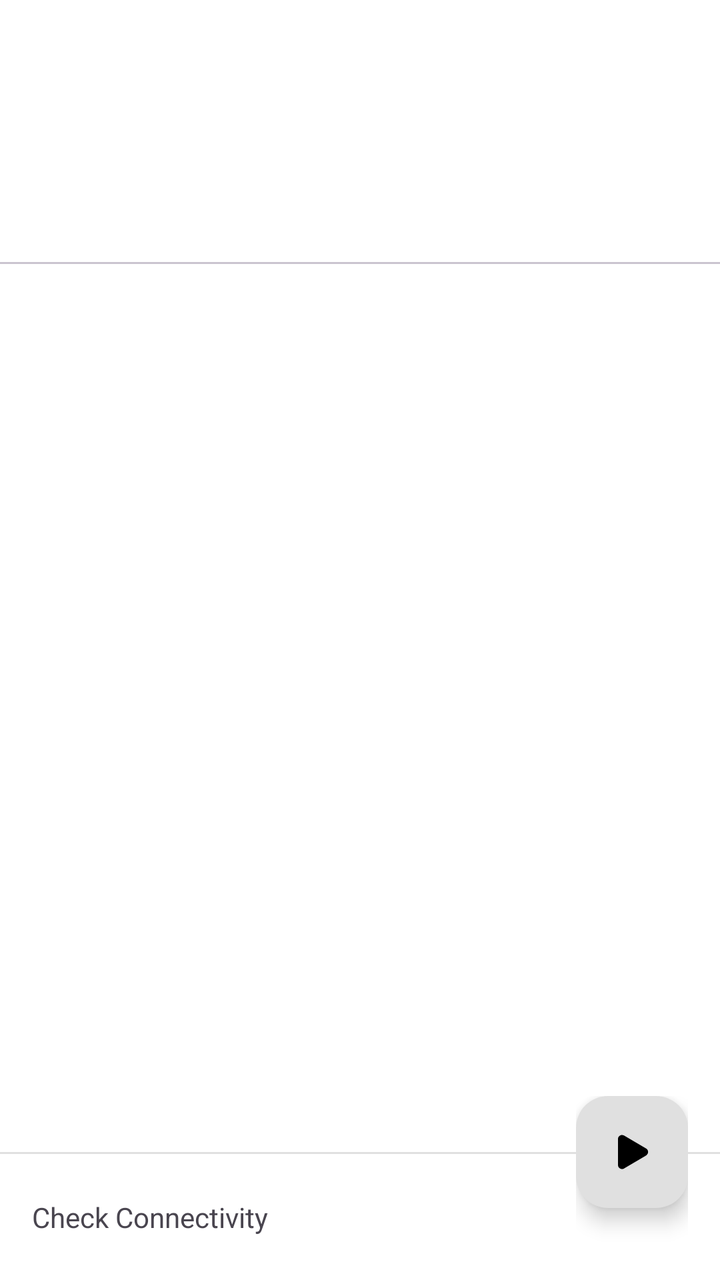
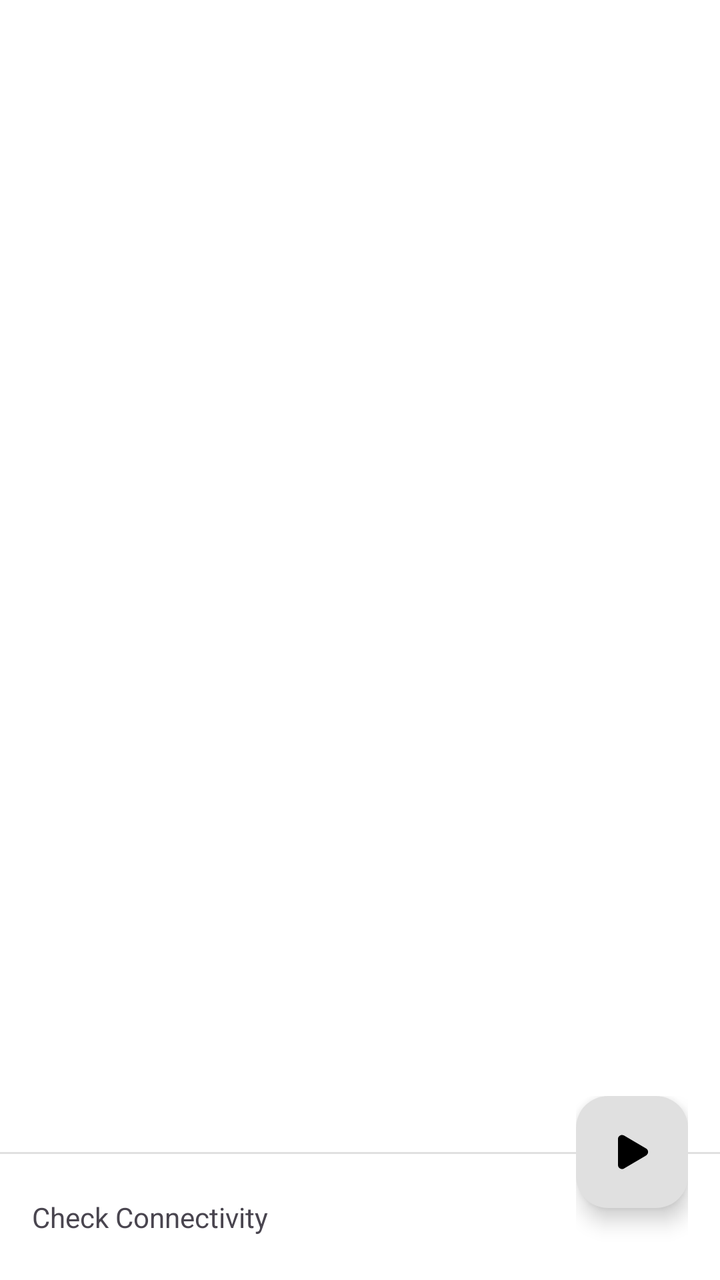

Screens rendered from an Android XML layout before and after an edit, with the pre-edit source and the edit as a unified diff.
<!-- AndroidManifest.xml: activity theme AppThemeDayNight.NoActionBar -->
<!-- res/layout/activity_main.xml -->
<?xml version="1.0" encoding="utf-8"?>
<androidx.drawerlayout.widget.DrawerLayout xmlns:android="http://schemas.android.com/apk/res/android"
    xmlns:app="http://schemas.android.com/apk/res-auto"
    android:id="@+id/drawer_layout"
    android:layout_width="match_parent"
    android:layout_height="match_parent">

    <LinearLayout
        android:layout_width="match_parent"
        android:layout_height="match_parent"
        android:fitsSystemWindows="true"
        android:orientation="vertical">

        <com.google.android.material.appbar.AppBarLayout
            android:layout_width="match_parent"
            android:layout_height="wrap_content">

            <androidx.appcompat.widget.Toolbar
                android:id="@+id/toolbar"
                android:layout_width="match_parent"
                android:layout_height="?attr/actionBarSize" />

        </com.google.android.material.appbar.AppBarLayout>

        <RelativeLayout
            android:layout_width="match_parent"
            android:layout_height="match_parent">

            <androidx.coordinatorlayout.widget.CoordinatorLayout
                android:id="@+id/main_content"
                android:layout_width="match_parent"
                android:layout_height="match_parent">

                <LinearLayout
                    android:layout_width="match_parent"
                    android:layout_height="match_parent"
                    android:orientation="vertical">

                    <com.google.android.material.progressindicator.LinearProgressIndicator
                        android:id="@+id/pb_waiting"
                        android:layout_width="match_parent"
                        android:layout_height="wrap_content"
                        android:indeterminate="true"
                        android:visibility="invisible"
                        app:indicatorColor="@color/color_fab_active" />

                    <com.google.android.material.tabs.TabLayout
                        android:id="@+id/tab_group"
                        android:layout_width="match_parent"
                        android:layout_height="wrap_content"
                        android:padding="@dimen/padding_spacing_dp8"
                        app:tabIndicatorFullWidth="false"
                        app:tabMode="scrollable"
                        app:tabTextAppearance="@style/TabLayoutTextStyle" />

                    <androidx.recyclerview.widget.RecyclerView
                        android:id="@+id/recycler_view"
                        android:layout_width="match_parent"
                        android:layout_height="0dp"
                        android:layout_weight="1"
                        android:nextFocusRight="@+id/fab"
                        android:scrollbars="vertical" />

                    <LinearLayout
                        android:id="@+id/layout_test"
                        android:layout_width="match_parent"
                        android:layout_height="@dimen/view_height_dp64"
                        android:clickable="true"
                        android:focusable="true"
                        android:nextFocusLeft="@+id/recycler_view"
                        android:nextFocusRight="@+id/fab"
                        android:orientation="vertical">

                        <View
                            android:layout_width="wrap_content"
                            android:layout_height="1dp"
                            android:background="@color/divider_color_light" />

                        <TextView
                            android:id="@+id/tv_test_state"
                            android:layout_width="wrap_content"
                            android:layout_height="match_parent"
                            android:gravity="start|center"
                            android:maxLines="2"
                            android:minLines="1"
                            android:paddingStart="@dimen/padding_spacing_dp16"
                            android:text="@string/connection_test_pending"
                            android:textAppearance="@style/TextAppearance.AppCompat.Small" />

                    </LinearLayout>
                </LinearLayout>

                <FrameLayout
                    android:layout_width="wrap_content"
                    android:layout_height="wrap_content"
                    android:layout_gravity="bottom|end"
                    android:layout_marginEnd="@dimen/padding_spacing_dp16">

                    <com.google.android.material.floatingactionbutton.FloatingActionButton
                        android:id="@+id/fab"
                        android:layout_width="wrap_content"
                        android:layout_height="wrap_content"
                        android:layout_gravity="bottom|end"
                        android:layout_marginBottom="@dimen/view_height_dp36"
                        android:clickable="true"
                        android:contentDescription="@string/tasker_start_service"
                        android:focusable="true"
                        android:nextFocusLeft="@+id/layout_test"
                        android:src="@drawable/ic_play_24dp"
                        app:layout_anchorGravity="bottom|right|end" />

                </FrameLayout>
            </androidx.coordinatorlayout.widget.CoordinatorLayout>
        </RelativeLayout>
    </LinearLayout>

    <com.google.android.material.navigation.NavigationView
        android:id="@+id/nav_view"
        android:layout_width="wrap_content"
        android:layout_height="match_parent"
        android:layout_gravity="start"
        app:headerLayout="@layout/nav_header"
        app:itemIconTint="@color/colorAccent"
        app:menu="@menu/menu_drawer">

    </com.google.android.material.navigation.NavigationView>

</androidx.drawerlayout.widget.DrawerLayout>
<!-- res/layout/nav_header.xml (included above) -->
<?xml version="1.0" encoding="utf-8"?>
<LinearLayout xmlns:android="http://schemas.android.com/apk/res/android"
    android:layout_width="match_parent"
    android:layout_height="@dimen/view_height_dp160"
    android:background="@drawable/nav_header_bg"
    android:gravity="center"
    android:orientation="vertical"
    android:padding="@dimen/padding_spacing_dp16">

    <TextView
        android:layout_width="match_parent"
        android:layout_height="wrap_content"
        android:layout_gravity="center"
        android:fontFamily="@font/montserrat_thin"
        android:gravity="center"
        android:paddingTop="@dimen/padding_spacing_dp8"
        android:text="@string/app_name"
        android:textAppearance="@style/TextAppearance.AppCompat.Display1" />

    <TextView
        android:id="@+id/tv_user_email"
        android:layout_width="match_parent"
        android:layout_height="wrap_content"
        android:layout_gravity="center"
        android:gravity="center"
        android:paddingTop="@dimen/padding_spacing_dp4"
        android:textAppearance="@style/TextAppearance.AppCompat.Body1"
        android:textColor="@color/md_theme_onSurfaceVariant" />


</LinearLayout>
<!-- resources referenced by this layout -->
<resources>
  <color name="colorAccent">@color/md_theme_secondary</color>
  <color name="color_fab_active">#f97910</color>
  <color name="divider_color_light">#E0E0E0</color>
  <color name="md_theme_onSurfaceVariant">#49454F</color>
  <dimen name="padding_spacing_dp16">16dp</dimen>
  <dimen name="padding_spacing_dp4">4dp</dimen>
  <dimen name="padding_spacing_dp8">8dp</dimen>
  <dimen name="view_height_dp160">160dp</dimen>
  <dimen name="view_height_dp36">36dp</dimen>
  <dimen name="view_height_dp64">64dp</dimen>
  <!-- drawable ic_play_24dp (drawable) -->
  <vector xmlns:android="http://schemas.android.com/apk/res/android"
      android:width="24dp"
      android:height="24dp"
      android:viewportWidth="1024"
      android:viewportHeight="1024">
      <path
          android:fillColor="#FFFFFFFF"
          android:pathData="M213.333333 789.461333V234.538667C213.333333 168.533333 285.013333 127.530667 341.930667 160.981333l471.68 277.461334c56.106667 32.981333 56.106667 114.133333 0 147.114666L341.930667 863.018667C285.056 896.469333 213.333333 855.466667 213.333333 789.461333z" />
  </vector>
  <string name="app_name" translatable="false">KNcloud</string>
  <string name="connection_test_pending">Check Connectivity</string>
  <string name="tasker_start_service">Start Service</string>
  <style name="TabLayoutTextStyle" parent="TextAppearance.Design.Tab">
          <item name="textAllCaps">false</item>
      </style>
  <style name="AppThemeDayNight.NoActionBar" parent="AppThemeDayNight">
          <item name="windowActionBar">false</item>
          <item name="windowNoTitle">true</item>
      </style>
  <color name="md_theme_secondary">#f97910</color>
  <style name="AppThemeDayNight" parent="AppThemeBase">
          
          <item name="android:windowLightStatusBar">true</item>
          <item name="android:windowLightNavigationBar" tools:targetApi="27">true</item>
      </style>
  <color name="md_theme_primary">#000000</color>
  <color name="md_theme_onPrimary">#FFFFFF</color>
  <color name="md_theme_primaryContainer">#E0E0E0</color>
  <color name="md_theme_onPrimaryContainer">#000000</color>
  <color name="md_theme_onSecondary">#FFFFFF</color>
  <color name="md_theme_secondaryContainer">#FFE8D6</color>
  <color name="md_theme_onSecondaryContainer">#2B1700</color>
  <color name="md_theme_tertiary">#009966</color>
  <color name="md_theme_onTertiary">#FFFFFF</color>
  <color name="md_theme_tertiaryContainer">#A0F2D0</color>
  <color name="md_theme_onTertiaryContainer">#00201A</color>
  <color name="md_theme_error">#BA1A1A</color>
  <color name="md_theme_onError">#FFFFFF</color>
  <color name="md_theme_errorContainer">#FFDAD6</color>
  <color name="md_theme_onErrorContainer">#410002</color>
  <color name="md_theme_surface">#FFFFFF</color>
  <color name="md_theme_onSurface">#1C1B1F</color>
  <color name="md_theme_surfaceVariant">#E7E0EC</color>
  <color name="md_theme_inverseSurface">#313033</color>
  <color name="md_theme_inverseOnSurface">#F4EFF4</color>
  <color name="md_theme_background">#FFFFFF</color>
  <color name="md_theme_onBackground">#1C1B1F</color>
  <color name="md_theme_outline">#79747E</color>
  <color name="md_theme_outlineVariant">#CAC4D0</color>
  <color name="md_theme_inversePrimary">#C0C0C0</color>
  <!-- unchanged entries left out for length: 2 -->
</resources>

<!-- the commit's change to res/layout/activity_main.xml (unified diff, before → after) -->
@@ -44,14 +44,69 @@
                         android:visibility="invisible"
                         app:indicatorColor="@color/color_fab_active" />
 
-                    <com.google.android.material.tabs.TabLayout
-                        android:id="@+id/tab_group"
+                    <com.google.android.material.card.MaterialCardView
+                        android:id="@+id/card_sub_info"
                         android:layout_width="match_parent"
                         android:layout_height="wrap_content"
-                        android:padding="@dimen/padding_spacing_dp8"
-                        app:tabIndicatorFullWidth="false"
-                        app:tabMode="scrollable"
-                        app:tabTextAppearance="@style/TabLayoutTextStyle" />
+                        android:layout_marginStart="@dimen/margin_spacing_dp16"
+                        android:layout_marginEnd="@dimen/margin_spacing_dp16"
+                        android:layout_marginTop="@dimen/margin_spacing_dp8"
+                        android:layout_marginBottom="@dimen/margin_spacing_dp8"
+                        android:visibility="gone"
+                        app:cardCornerRadius="12dp"
+                        app:cardElevation="0dp"
+                        app:strokeColor="@color/divider_color_light"
+                        app:strokeWidth="1dp">
+
+                        <LinearLayout
+                            android:layout_width="match_parent"
+                            android:layout_height="wrap_content"
+                            android:orientation="vertical"
+                            android:padding="@dimen/padding_spacing_dp12">
+
+                            <LinearLayout
+                                android:layout_width="match_parent"
+                                android:layout_height="wrap_content"
+                                android:gravity="center_vertical"
+                                android:orientation="horizontal">
+
+                                <TextView
+                                    android:id="@+id/tv_sub_traffic"
+                                    android:layout_width="0dp"
+                                    android:layout_height="wrap_content"
+                                    android:layout_weight="1"
+                                    android:textAppearance="@style/TextAppearance.AppCompat.Subhead"
+                                    android:textColor="@color/md_theme_onSurface"
+                                    android:textStyle="bold" />
+
+                                <TextView
+                                    android:id="@+id/tv_sub_reset"
+                                    android:layout_width="wrap_content"
+                                    android:layout_height="wrap_content"
+                                    android:textAppearance="@style/TextAppearance.AppCompat.Caption"
+                                    android:textColor="@color/color_fab_active" />
+                            </LinearLayout>
+
+                            <com.google.android.material.progressindicator.LinearProgressIndicator
+                                android:id="@+id/pb_sub_traffic"
+                                android:layout_width="match_parent"
+                                android:layout_height="wrap_content"
+                                android:layout_marginTop="@dimen/margin_spacing_dp8"
+                                android:layout_marginBottom="@dimen/margin_spacing_dp4"
+                                app:indicatorColor="@color/color_fab_active"
+                                app:trackColor="@color/divider_color_light"
+                                app:trackCornerRadius="4dp"
+                                app:trackThickness="6dp" />
+
+                            <TextView
+                                android:id="@+id/tv_sub_expire"
+                                android:layout_width="match_parent"
+                                android:layout_height="wrap_content"
+                                android:layout_marginTop="@dimen/margin_spacing_dp4"
+                                android:textAppearance="@style/TextAppearance.AppCompat.Caption"
+                                android:textColor="@color/md_theme_onSurfaceVariant" />
+                        </LinearLayout>
+                    </com.google.android.material.card.MaterialCardView>
 
                     <androidx.recyclerview.widget.RecyclerView
                         android:id="@+id/recycler_view"
@@ -156,5 +211,25 @@
         android:textAppearance="@style/TextAppearance.AppCompat.Body1"
         android:textColor="@color/md_theme_onSurfaceVariant" />
 
+    <TextView
+        android:id="@+id/tv_header_traffic"
+        android:layout_width="match_parent"
+        android:layout_height="wrap_content"
+        android:gravity="center"
+        android:paddingTop="@dimen/padding_spacing_dp4"
+        android:textAppearance="@style/TextAppearance.AppCompat.Caption"
+        android:textColor="@color/color_fab_active"
+        android:visibility="gone" />
+
+    <TextView
+        android:id="@+id/tv_header_expire"
+        android:layout_width="match_parent"
+        android:layout_height="wrap_content"
+        android:gravity="center"
+        android:paddingTop="@dimen/padding_spacing_dp2"
+        android:textAppearance="@style/TextAppearance.AppCompat.Caption"
+        android:textColor="@color/md_theme_onSurfaceVariant"
+        android:visibility="gone" />
+
 
 </LinearLayout>
<!-- resource entries referenced after the edit -->
@@ -4,6 +4,10 @@
   <color name="color_fab_active">#f97910</color>
   <color name="divider_color_light">#E0E0E0</color>
   <color name="md_theme_onSurfaceVariant">#49454F</color>
+  <dimen name="margin_spacing_dp16">16dp</dimen>
+  <dimen name="margin_spacing_dp4">4dp</dimen>
+  <dimen name="margin_spacing_dp8">8dp</dimen>
+  <dimen name="padding_spacing_dp12">12dp</dimen>
   <dimen name="padding_spacing_dp16">16dp</dimen>
   <dimen name="padding_spacing_dp4">4dp</dimen>
   <dimen name="padding_spacing_dp8">8dp</dimen>
@@ -23,9 +27,6 @@
   <string name="app_name" translatable="false">KNcloud</string>
   <string name="connection_test_pending">Check Connectivity</string>
   <string name="tasker_start_service">Start Service</string>
-  <style name="TabLayoutTextStyle" parent="TextAppearance.Design.Tab">
-          <item name="textAllCaps">false</item>
-      </style>
   <style name="AppThemeDayNight.NoActionBar" parent="AppThemeDayNight">
           <item name="windowActionBar">false</item>
           <item name="windowNoTitle">true</item>
